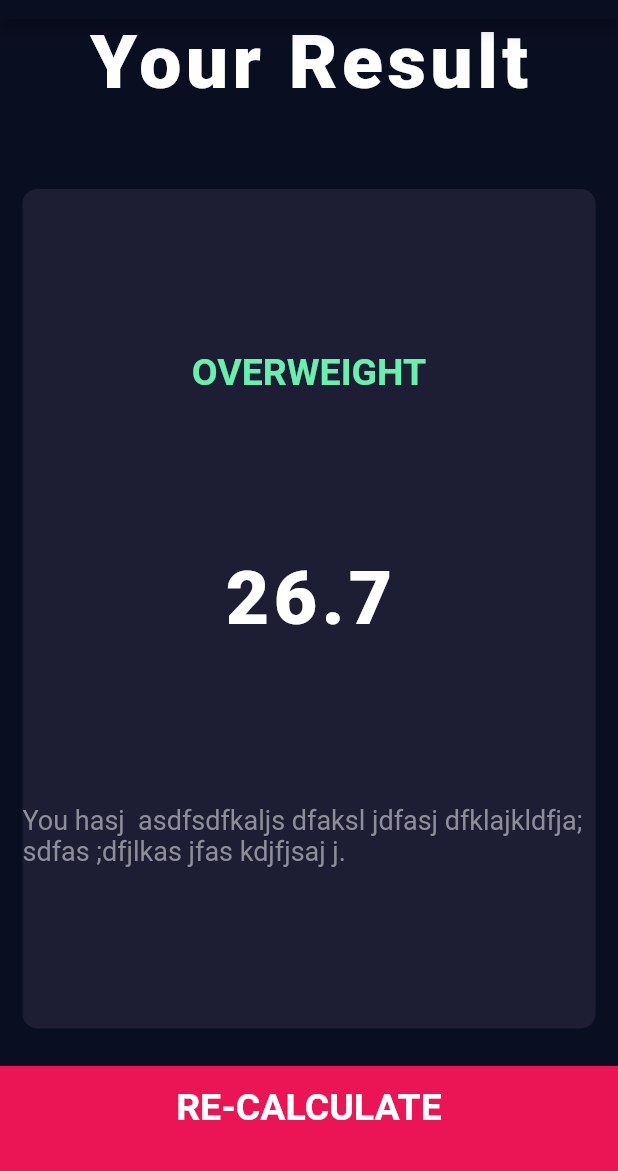
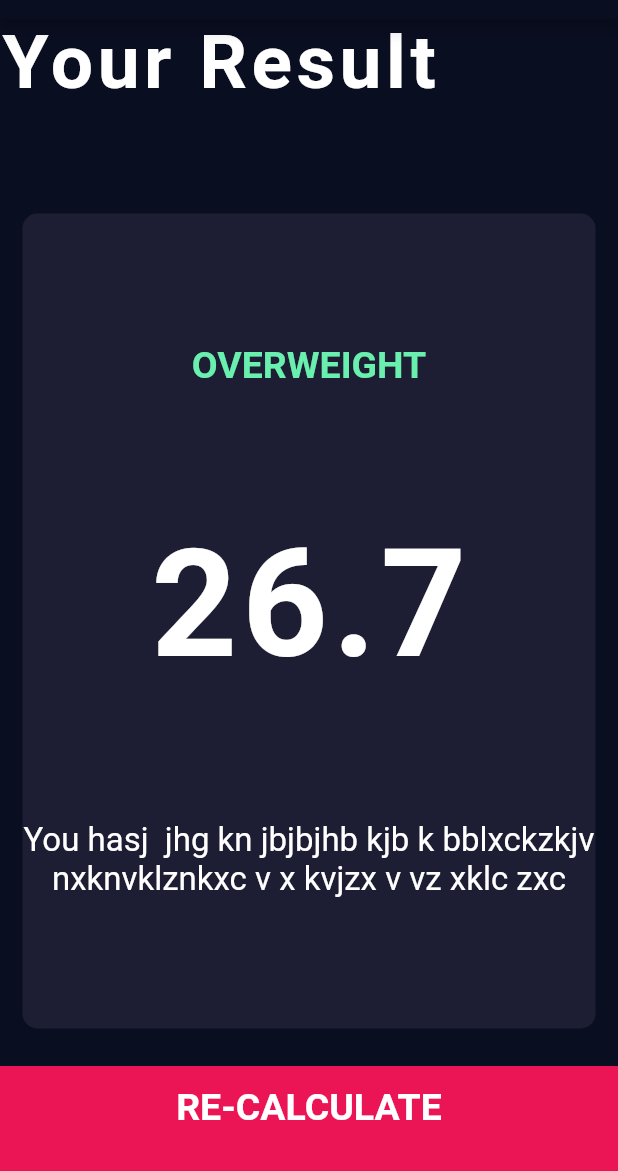
Before and after one commit to whisping/flutter-bmi-calculator, a Flutter app: the screen it shows after launch, after a tap on "CALCULATE YOUR BMI", on a phone screen of 412 x 824 dp, the part 65-1236 px from its top. Run offline on Flutter 3.47's test engine with Material 2 defaults, Android fonts, the phone set to English and light mode, and no system bars; our stand-ins replace font_awesome_flutter.

Commit message:
separate files etc

```diff
--- /dev/null
+++ b/lib/bottom_button.dart
@@ -0,0 +1,29 @@
+import 'package:flutter/material.dart';
+import 'constants.dart';
+
+class BottomButton extends StatelessWidget {
+  BottomButton({@required this.name, @required this.onTap});
+
+  String name;
+  Function onTap;
+
+  @override
+  Widget build(BuildContext context) {
+    return GestureDetector(
+      onTap: onTap,
+      child: Container(
+        color: kBottomContainerColor,
+        margin: EdgeInsets.only(top: 10),
+        padding: EdgeInsets.only(bottom: 15),
+        width: double.infinity,
+        height: kBottomContainerHeight,
+        child: Center(
+          child: Text(
+            name,
+            style: kLargeButtonTextStyle,
+          ),
+        ),
+      ),
+    );
+  }
+}
--- a/lib/input_page.dart
+++ b/lib/input_page.dart
@@ -4,6 +4,7 @@ import 'maleFemaleWidget.dart';
 import 'reusableCard.dart';
 import 'constants.dart';
 import 'results_page.dart';
+import 'bottom_button.dart';
 
 enum Gender {
   male,
@@ -200,24 +201,13 @@ class _InputPageState extends State<InputPage> {
               ],
             ),
           ),
-          GestureDetector(
+          BottomButton(
+            name: 'CALCULATE YOUR BMI',
             onTap: () {
-              Navigator.push(context, MaterialPageRoute(builder: (context) => ResultsPage()));
-            },
-            child: Container(
-              color: kBottomContainerColor,
-              margin: EdgeInsets.only(top: 10),
-              padding: EdgeInsets.only(bottom: 15),
-              width: double.infinity,
-              height: kBottomContainerHeight,
-              child: Center(
-                child: Text(
-                  'CALCULATE YOUR BMI',
-                  style: kLargeButtonTextStyle,
-                ),
-              ),
-            ),
+    Navigator.push(context, MaterialPageRoute(builder: (context) => ResultsPage()));
+    },
           ),
+
         ],
       ),
     );
--- a/lib/results_page.dart
+++ b/lib/results_page.dart
@@ -1,7 +1,9 @@
 import 'package:bmi_calculator/constants.dart';
 import 'package:bmi_calculator/reusableCard.dart';
 import 'package:flutter/material.dart';
+import 'package:flutter/widgets.dart';
 import 'constants.dart';
+import 'bottom_button.dart';
 
 class ResultsPage extends StatelessWidget {
   @override
@@ -10,18 +12,20 @@ class ResultsPage extends StatelessWidget {
       appBar: AppBar(
         title: Text('BMI CALCULATOR'),
       ),
-      body:
-        Column(
+      body: Column(
           mainAxisAlignment: MainAxisAlignment.spaceEvenly,
+          crossAxisAlignment: CrossAxisAlignment.stretch,
           children: <Widget>[
             Expanded(
               child: Container(
                 child: Text('Your Result',
-                style: kNumbersStyle,),
+                style: kNumbersStyle.copyWith(
+                  fontWeight: FontWeight.bold,
+                ),),
               ),
             ),
             Expanded(
-              flex: 6,
+              flex: 5,
               child: ReusableCard(
                 colour: kActiveCardColor,
                 cardChild: Column(
@@ -31,31 +35,24 @@ class ResultsPage extends StatelessWidget {
                     Text('OVERWEIGHT', style: kLargeButtonTextStyle.copyWith(
                       color: Colors.greenAccent,
                     ),),
-                    Text('26.7', style: kNumbersStyle,),
-                    Text('You hasj  asdfsdfkaljs dfaksl jdfasj dfklajkldfja; sdfas ;dfjlkas jfas kdjfjsaj j.', style: kLabelStyle,)
-
+                    Text('26.7', style: kNumbersStyle.copyWith(
+                      fontSize: 100,
+                      fontWeight: FontWeight.bold,
+                    ),),
+                    Text(
+                      'You hasj  jhg kn jbjbjhb kjb k bblxckzkjv nxknvklznkxc v x kvjzx v vz xklc zxc',
+                      style: TextStyle(
+                        fontSize: 22,
+                      ),
+                      textAlign: TextAlign.center,
+                    ),
                   ],
                 ),
               ),
             ),
-            GestureDetector(
-              onTap: () {
-                Navigator.pop(context);
-              },
-              child: Container(
-                color: kBottomContainerColor,
-                margin: EdgeInsets.only(top: 10),
-                padding: EdgeInsets.only(bottom: 15),
-                width: double.infinity,
-                height: kBottomContainerHeight,
-                child: Center(
-                  child: Text(
-                    'RE-CALCULATE',
-                    style: kLargeButtonTextStyle,
-                  ),
-                ),
-              ),
-            ),
+            BottomButton(name: 'RE-CALCULATE', onTap: () {
+              Navigator.pop(context);
+            }),
           ],
         )
       ,
```
